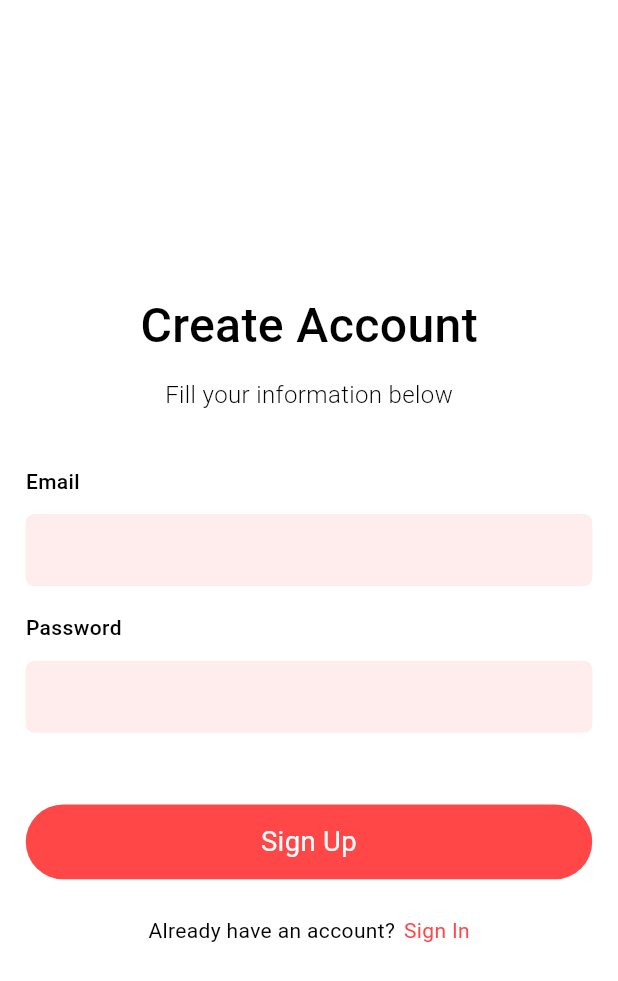
After one commit to yoni-tad/flutter-ecommerce-app, a Flutter app: the screen it shows after launch, after a tap on "Sign Up", on a phone screen of 412 x 824 dp. The commit adds this screen. Shown: the top 981 px of the screen. Run offline on Flutter 3.47's test engine with Material 3 defaults, Android fonts, the light colour scheme and no system bars; our stand-ins replace cached_network_image, circle_nav_bar, flutter_screenutil, shared_preferences, shimmer, supabase_flutter and 1 more; missing offline and left inert: chapasdk; accounts and stored records are empty; network calls fail.

Commit message:
setup auth with supabase

```diff
--- a/lib/main.dart
+++ b/lib/main.dart
@@ -6,8 +6,17 @@ import 'package:flutter/material.dart';
 import 'package:flutter/services.dart';
 import 'package:flutter_screenutil/flutter_screenutil.dart';
 import 'package:provider/provider.dart';
+import 'package:supabase_flutter/supabase_flutter.dart';
 
-void main() {
+void main() async {
+  WidgetsFlutterBinding.ensureInitialized();
+
+  await Supabase.initialize(
+    url: 'https://wbdlpfxoqrvuqqebgbqx.supabase.co',
+    anonKey:
+        'eyJhbGciOiJIUzI1NiIsInR5cCI6IkpXVCJ9.eyJpc3MiOiJzdXBhYmFzZSIsInJlZiI6IndiZGxwZnhvcXJ2dXFxZWJnYnF4Iiwicm9sZSI6ImFub24iLCJpYXQiOjE3NDkyMTQ1MTIsImV4cCI6MjA2NDc5MDUxMn0.kG6HtZ8_d5f00iGNbIk6hm5A3-0PXi6eR4egwfzm5vY',
+  );
+
   SystemChrome.setSystemUIOverlayStyle(
     SystemUiOverlayStyle(
       systemNavigationBarColor: Color(0xffFF4747),
--- /dev/null
+++ b/lib/screens/signin_screen.dart
@@ -0,0 +1,190 @@
+import 'package:ecommerce/screens/signup_screen.dart';
+import 'package:ecommerce/service/auth_service.dart';
+import 'package:ecommerce/widgets/drawer_widget.dart';
+import 'package:flutter/material.dart';
+import 'package:flutter_screenutil/flutter_screenutil.dart';
+import 'package:toastification/toastification.dart';
+
+class SigninScreen extends StatefulWidget {
+  const SigninScreen({super.key});
+
+  @override
+  State<SigninScreen> createState() => _SigninScreenState();
+}
+
+class _SigninScreenState extends State<SigninScreen> {
+  TextEditingController _email = TextEditingController();
+  TextEditingController _password = TextEditingController();
+  final _auth = AuthService();
+
+  void login() async {
+    if (_email.text.isNotEmpty && _password.text.isNotEmpty) {
+      try {
+        await _auth.signin(_email.text, _password.text);
+        toastification.show(
+          context: context,
+          style: ToastificationStyle.fillColored,
+          title: Text('Welcome to eCommerce'),
+          autoCloseDuration: Duration(seconds: 5),
+        );
+        Navigator.push(
+          context,
+          MaterialPageRoute(builder: (context) => DrawerWidget()),
+        );
+      } catch (e) {
+        toastification.show(
+          type: ToastificationType.error,
+          context: context,
+          style: ToastificationStyle.fillColored,
+          title: Text('Login failed, ${e}'),
+          autoCloseDuration: Duration(seconds: 5),
+        );
+      }
+    } else {
+      toastification.show(
+        type: ToastificationType.error,
+        context: context,
+        style: ToastificationStyle.fillColored,
+        title: Text('Please fill all fields!'),
+        autoCloseDuration: Duration(seconds: 5),
+      );
+    }
+  }
+
+  @override
+  Widget build(BuildContext context) {
+    final theme = Theme.of(context);
+
+    return SafeArea(
+      child: Scaffold(
+        body: Center(
+          child: Padding(
+            padding: EdgeInsets.symmetric(vertical: 10.h, horizontal: 15.w),
+            child: Column(
+              mainAxisAlignment: MainAxisAlignment.center,
+              crossAxisAlignment: CrossAxisAlignment.center,
+              children: [
+                Text(
+                  'Sign In',
+                  style: TextStyle(
+                    fontSize: 28.sp,
+                    fontWeight: FontWeight.w500,
+                  ),
+                ),
+                SizedBox(height: 10.h),
+                Text(
+                  'Hi! Welcome back, you\'ve been missed',
+                  style: TextStyle(
+                    fontSize: 14.sp,
+                    fontWeight: FontWeight.w300,
+                  ),
+                ),
+                SizedBox(height: 30.h),
+
+                Column(
+                  crossAxisAlignment: CrossAxisAlignment.start,
+                  children: [
+                    Text(
+                      'Email',
+                      style: TextStyle(fontWeight: FontWeight.w500),
+                    ),
+                    SizedBox(height: 10.h),
+                    TextField(
+                      controller: _email,
+                      decoration: InputDecoration(
+                        contentPadding: EdgeInsets.symmetric(
+                          horizontal: 15.w,
+                          vertical: 5.h,
+                        ),
+                        filled: true,
+                        fillColor: theme.primaryColor.withOpacity(0.1),
+                        border: OutlineInputBorder(
+                          borderRadius: BorderRadius.circular(5.r),
+                          borderSide: BorderSide.none,
+                        ),
+                      ),
+                    ),
+                  ],
+                ),
+                SizedBox(height: 15.h),
+
+                Column(
+                  crossAxisAlignment: CrossAxisAlignment.start,
+                  children: [
+                    Text(
+                      'Password',
+                      style: TextStyle(fontWeight: FontWeight.w500),
+                    ),
+                    SizedBox(height: 10.h),
+                    TextField(
+                      controller: _password,
+                      obscureText: true,
+                      decoration: InputDecoration(
+                        contentPadding: EdgeInsets.symmetric(
+                          horizontal: 15.w,
+                          vertical: 5.h,
+                        ),
+                        filled: true,
+                        fillColor: theme.primaryColor.withOpacity(0.1),
+                        border: OutlineInputBorder(
+                          borderRadius: BorderRadius.circular(5.r),
+                          borderSide: BorderSide.none,
+                        ),
+                      ),
+                    ),
+                  ],
+                ),
+                SizedBox(height: 40.h),
+
+                GestureDetector(
+                  onTap: () => login(),
+                  child: Container(
+                    width: double.infinity,
+                    decoration: BoxDecoration(
+                      color: theme.primaryColor,
+                      borderRadius: BorderRadius.circular(50.r),
+                    ),
+                    child: Padding(
+                      padding: EdgeInsets.symmetric(vertical: 10.h),
+                      child: Text(
+                        'Sign In',
+                        textAlign: TextAlign.center,
+                        style: TextStyle(
+                          color: theme.scaffoldBackgroundColor,
+                          fontSize: 16.sp,
+                        ),
+                      ),
+                    ),
+                  ),
+                ),
+                SizedBox(height: 20.h),
+
+                Row(
+                  mainAxisAlignment: MainAxisAlignment.center,
+                  children: [
+                    Text('Don\'t have an account?'),
+                    SizedBox(width: 5.w),
+                    GestureDetector(
+                      onTap: () {
+                         Navigator.pushReplacement(
+                          context,
+                          MaterialPageRoute(
+                            builder: (context) => SignupScreen(),
+                          ),
+                        );
+                      },
+                      child: Text(
+                        'Sign Up',
+                        style: TextStyle(color: theme.primaryColor),
+                      ),
+                    ),
+                  ],
+                ),
+              ],
+            ),
+          ),
+        ),
+      ),
+    );
+  }
+}
--- /dev/null
+++ b/lib/screens/signup_screen.dart
@@ -0,0 +1,190 @@
+import 'package:ecommerce/screens/signin_screen.dart';
+import 'package:ecommerce/service/auth_service.dart';
+import 'package:ecommerce/widgets/drawer_widget.dart';
+import 'package:flutter/material.dart';
+import 'package:flutter_screenutil/flutter_screenutil.dart';
+import 'package:toastification/toastification.dart';
+
+class SignupScreen extends StatefulWidget {
+  const SignupScreen({super.key});
+
+  @override
+  State<SignupScreen> createState() => _SignupScreenState();
+}
+
+class _SignupScreenState extends State<SignupScreen> {
+  TextEditingController _email = TextEditingController();
+  TextEditingController _password = TextEditingController();
+  final _auth = AuthService();
+
+  void signup() async {
+    if (_email.text.isNotEmpty && _password.text.isNotEmpty) {
+      try {
+        await _auth.signup(_email.text, _password.text);
+        toastification.show(
+          context: context,
+          style: ToastificationStyle.fillColored,
+          title: Text('Welcome to eCommerce'),
+          autoCloseDuration: Duration(seconds: 5),
+        );
+        Navigator.push(
+          context,
+          MaterialPageRoute(builder: (context) => DrawerWidget()),
+        );
+      } catch (e) {
+        toastification.show(
+          type: ToastificationType.error,
+          context: context,
+          style: ToastificationStyle.fillColored,
+          title: Text('Signup failed, ${e}'),
+          autoCloseDuration: Duration(seconds: 5),
+        );
+      }
+    } else {
+      toastification.show(
+        type: ToastificationType.error,
+        context: context,
+        style: ToastificationStyle.fillColored,
+        title: Text('Please fill all fields!'),
+        autoCloseDuration: Duration(seconds: 5),
+      );
+    }
+  }
+
+  @override
+  Widget build(BuildContext context) {
+    final theme = Theme.of(context);
+
+    return SafeArea(
+      child: Scaffold(
+        body: Center(
+          child: Padding(
+            padding: EdgeInsets.symmetric(vertical: 10.h, horizontal: 15.w),
+            child: Column(
+              mainAxisAlignment: MainAxisAlignment.center,
+              crossAxisAlignment: CrossAxisAlignment.center,
+              children: [
+                Text(
+                  'Create Account',
+                  style: TextStyle(
+                    fontSize: 28.sp,
+                    fontWeight: FontWeight.w500,
+                  ),
+                ),
+                SizedBox(height: 10.h),
+                Text(
+                  'Fill your information below',
+                  style: TextStyle(
+                    fontSize: 14.sp,
+                    fontWeight: FontWeight.w300,
+                  ),
+                ),
+                SizedBox(height: 30.h),
+
+                Column(
+                  crossAxisAlignment: CrossAxisAlignment.start,
+                  children: [
+                    Text(
+                      'Email',
+                      style: TextStyle(fontWeight: FontWeight.w500),
+                    ),
+                    SizedBox(height: 10.h),
+                    TextField(
+                      controller: _email,
+                      decoration: InputDecoration(
+                        contentPadding: EdgeInsets.symmetric(
+                          horizontal: 15.w,
+                          vertical: 5.h,
+                        ),
+                        filled: true,
+                        fillColor: theme.primaryColor.withOpacity(0.1),
+                        border: OutlineInputBorder(
+                          borderRadius: BorderRadius.circular(5.r),
+                          borderSide: BorderSide.none,
+                        ),
+                      ),
+                    ),
+                  ],
+                ),
+                SizedBox(height: 15.h),
+
+                Column(
+                  crossAxisAlignment: CrossAxisAlignment.start,
+                  children: [
+                    Text(
+                      'Password',
+                      style: TextStyle(fontWeight: FontWeight.w500),
+                    ),
+                    SizedBox(height: 10.h),
+                    TextField(
+                      controller: _password,
+                      obscureText: true,
+                      decoration: InputDecoration(
+                        contentPadding: EdgeInsets.symmetric(
+                          horizontal: 15.w,
+                          vertical: 5.h,
+                        ),
+                        filled: true,
+                        fillColor: theme.primaryColor.withOpacity(0.1),
+                        border: OutlineInputBorder(
+                          borderRadius: BorderRadius.circular(5.r),
+                          borderSide: BorderSide.none,
+                        ),
+                      ),
+                    ),
+                  ],
+                ),
+                SizedBox(height: 40.h),
+
+                GestureDetector(
+                  onTap: () => signup(),
+                  child: Container(
+                    width: double.infinity,
+                    decoration: BoxDecoration(
+                      color: theme.primaryColor,
+                      borderRadius: BorderRadius.circular(50.r),
+                    ),
+                    child: Padding(
+                      padding: EdgeInsets.symmetric(vertical: 10.h),
+                      child: Text(
+                        'Sign Up',
+                        textAlign: TextAlign.center,
+                        style: TextStyle(
+                          color: theme.scaffoldBackgroundColor,
+                          fontSize: 16.sp,
+                        ),
+                      ),
+                    ),
+                  ),
+                ),
+                SizedBox(height: 20.h),
+
+                Row(
+                  mainAxisAlignment: MainAxisAlignment.center,
+                  children: [
+                    Text('Already have an account?'),
+                    SizedBox(width: 5.w),
+                    GestureDetector(
+                      onTap: () {
+                        Navigator.pushReplacement(
+                          context,
+                          MaterialPageRoute(
+                            builder: (context) => SigninScreen(),
+                          ),
+                        );
+                      },
+                      child: Text(
+                        'Sign In',
+                        style: TextStyle(color: theme.primaryColor),
+                      ),
+                    ),
+                  ],
+                ),
+              ],
+            ),
+          ),
+        ),
+      ),
+    );
+  }
+}
--- a/lib/screens/splash_screen.dart
+++ b/lib/screens/splash_screen.dart
@@ -1,10 +1,12 @@
 import 'package:ecommerce/provider/cart_provider.dart';
 import 'package:ecommerce/provider/items_provider.dart';
 import 'package:ecommerce/screens/home_screen.dart';
+import 'package:ecommerce/screens/signin_screen.dart';
 import 'package:ecommerce/widgets/drawer_widget.dart';
 import 'package:flutter/material.dart';
 import 'package:flutter_screenutil/flutter_screenutil.dart';
 import 'package:provider/provider.dart';
+import 'package:supabase_flutter/supabase_flutter.dart';
 
 class SplashScreen extends StatefulWidget {
   const SplashScreen({super.key});
@@ -14,6 +16,8 @@ class SplashScreen extends StatefulWidget {
 }
 
 class _SplashScreenState extends State<SplashScreen> {
+  final status = Supabase.instance.client.auth.currentSession;
+
   @override
   void initState() {
     super.initState();
@@ -23,7 +27,10 @@ class _SplashScreenState extends State<SplashScreen> {
         Provider.of<CartProvider>(context, listen: false).getItems();
         Navigator.pushReplacement(
           context,
-          MaterialPageRoute(builder: (context) => DrawerWidget()),
+          MaterialPageRoute(
+            builder:
+                (context) => status != null ? DrawerWidget() : SigninScreen(),
+          ),
         );
       }
     });
--- /dev/null
+++ b/lib/service/auth_service.dart
@@ -0,0 +1,19 @@
+import 'package:supabase_flutter/supabase_flutter.dart';
+
+class AuthService {
+  final supabase = Supabase.instance.client;
+
+  Future<AuthResponse> signup(String email, String password) {
+    return supabase.auth.signUp(email: email, password: password);
+  }
+
+  Future<AuthResponse> signin(String email, String password) {
+    return supabase.auth.signInWithPassword(email: email, password: password);
+  }
+
+  Future<void> signout() => supabase.auth.signOut();
+
+  Session? getSession() => supabase.auth.currentSession;
+
+  Stream<AuthState> get authChanges => supabase.auth.onAuthStateChange;
+}
--- a/lib/widgets/drawer_widget.dart
+++ b/lib/widgets/drawer_widget.dart
@@ -1,6 +1,7 @@
 import 'package:circle_nav_bar/circle_nav_bar.dart';
 import 'package:ecommerce/screens/cart_screen.dart';
 import 'package:ecommerce/screens/home_screen.dart';
+import 'package:ecommerce/screens/profile_screen.dart';
 import 'package:flutter/material.dart';
 import 'package:flutter_screenutil/flutter_screenutil.dart';
 
@@ -13,7 +14,7 @@ class DrawerWidget extends StatefulWidget {
 
 class _DrawerWidgetState extends State<DrawerWidget> {
   int _currentIndex = 0;
-  final pages = [HomeScreen(), CartScreen()];
+  final pages = [HomeScreen(), CartScreen(), ProfileScreen()];
 
   @override
   Widget build(BuildContext context) {
--- a/pubspec.yaml
+++ b/pubspec.yaml
@@ -43,6 +43,7 @@ dependencies:
   chapasdk: ^0.0.8+1
   toastification: ^3.0.3
   circle_nav_bar: ^2.2.0
+  supabase_flutter: ^2.9.0
 
 dev_dependencies:
   flutter_test:
```
Also changed, not shown: lib/screens/cart_screen.dart (+16 -11 lines), lib/screens/profile_screen.dart (+38 -0 lines), pubspec.lock, 5 other files.
